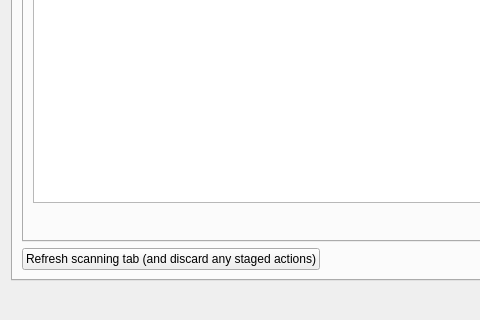
Old version of the form plom/client/ui_files/manager.ui in the repository plomgrading/plom; both pictures show x 0 to 480 and y 340 to 660 of the 1024 by 660 pixel window.
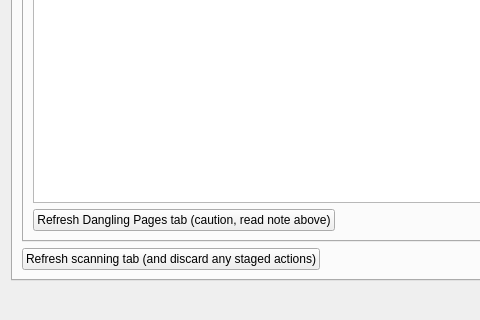
New version of the form. The open tabs and pages were chosen to show the change.

Commit message: Manager: use a refresh button for dangling pages

Patch:
```diff
--- a/plom/client/ui_files/manager.ui
+++ b/plom/client/ui_files/manager.ui
@@ -1385,6 +1385,13 @@
            </item>
            <item>
             <layout class="QHBoxLayout" name="horizontalLayout_22">
+             <item>
+              <widget class="QPushButton" name="refreshDanglingB">
+               <property name="text">
+                <string>Refresh Dangling Pages tab (caution, read note above)</string>
+               </property>
+              </widget>
+             </item>
              <item>
               <spacer name="horizontalSpacer_16">
                <property name="orientation">
```
The commit also changes 1 other file.
